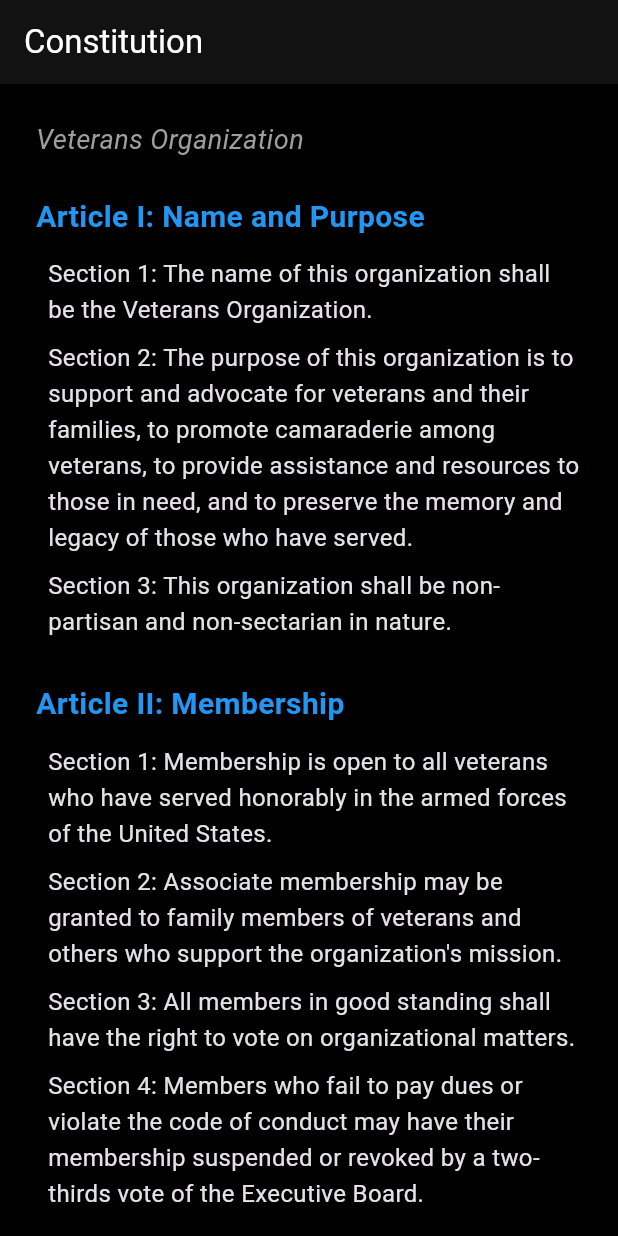
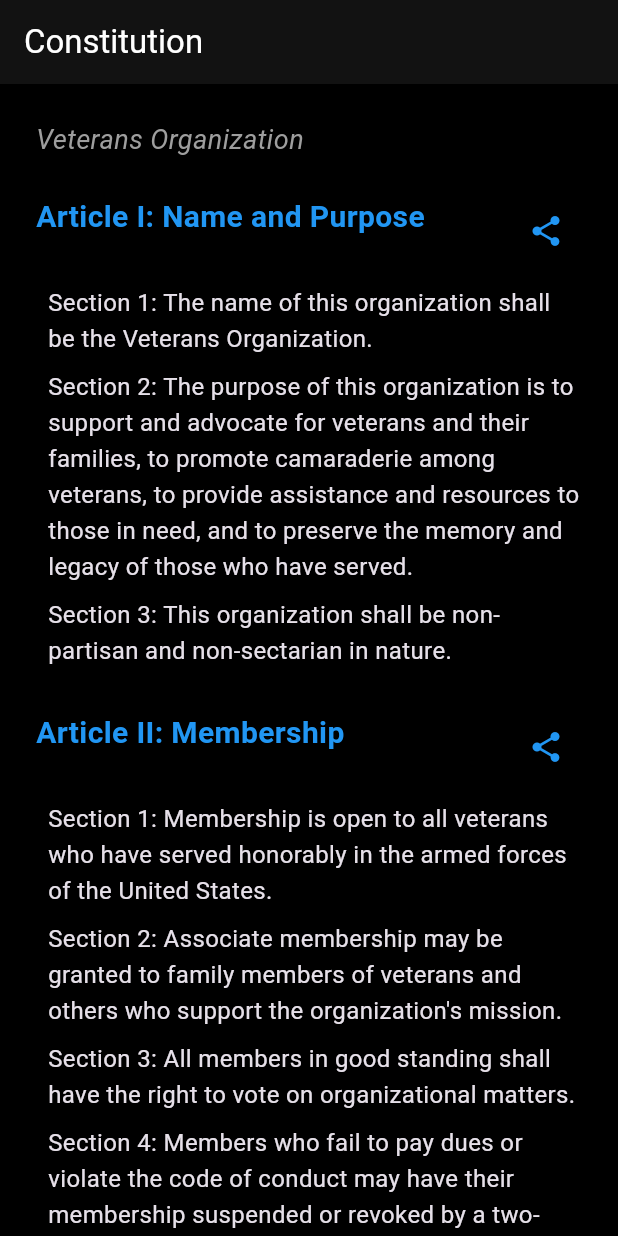
Before and after one commit to beetsolutions/veteran-app, a Flutter app: the ConstitutionTab screen opened directly, on a phone screen of 412 x 824 dp. Run offline on Flutter 3.47's test engine with Material 3 defaults, Android fonts, the phone set to English and light mode, and no system bars; our stand-ins replace flutter_secure_storage, share_plus, video_player; accounts and stored records are empty.

Commit message:
Add share functionality to constitution articles
Co-authored-by: beetsolutions <10226675+beetsolutions@users.noreply.github.com>

```diff
--- a/lib/screens/tab_screens/constitution_tab.dart
+++ b/lib/screens/tab_screens/constitution_tab.dart
@@ -1,4 +1,5 @@
 import 'package:flutter/material.dart';
+import 'package:share_plus/share_plus.dart';
 
 class ConstitutionTab extends StatelessWidget {
   const ConstitutionTab({super.key});
@@ -25,6 +26,7 @@ class ConstitutionTab extends StatelessWidget {
             ),
             const SizedBox(height: 24),
             _buildArticle(
+              context,
               'Article I: Name and Purpose',
               [
                 'Section 1: The name of this organization shall be the Veterans Organization.',
@@ -33,6 +35,7 @@ class ConstitutionTab extends StatelessWidget {
               ],
             ),
             _buildArticle(
+              context,
               'Article II: Membership',
               [
                 'Section 1: Membership is open to all veterans who have served honorably in the armed forces of the United States.',
@@ -42,6 +45,7 @@ class ConstitutionTab extends StatelessWidget {
               ],
             ),
             _buildArticle(
+              context,
               'Article III: Rights and Responsibilities',
               [
                 'Section 1: All members have the right to participate in organizational activities, attend meetings, and vote on important matters.',
@@ -51,6 +55,7 @@ class ConstitutionTab extends StatelessWidget {
               ],
             ),
             _buildArticle(
+              context,
               'Article IV: Officers and Executive Board',
               [
                 'Section 1: The officers of this organization shall consist of a President, Vice President, Secretary, and Treasurer.',
@@ -61,6 +66,7 @@ class ConstitutionTab extends StatelessWidget {
               ],
             ),
             _buildArticle(
+              context,
               'Article V: Duties of Officers',
               [
                 'Section 1: The President shall preside at all meetings, appoint committee chairs, and represent the organization in official matters.',
@@ -70,6 +76,7 @@ class ConstitutionTab extends StatelessWidget {
               ],
             ),
             _buildArticle(
+              context,
               'Article VI: Meetings',
               [
                 'Section 1: Regular meetings shall be held monthly at a time and place determined by the Executive Board.',
@@ -79,6 +86,7 @@ class ConstitutionTab extends StatelessWidget {
               ],
             ),
             _buildArticle(
+              context,
               'Article VII: Committees',
               [
                 'Section 1: The following standing committees shall be maintained: Membership, Programs, Finance, Veterans Assistance, and Community Outreach.',
@@ -87,6 +95,7 @@ class ConstitutionTab extends StatelessWidget {
               ],
             ),
             _buildArticle(
+              context,
               'Article VIII: Finances',
               [
                 'Section 1: The fiscal year of the organization shall be from January 1 to December 31.',
@@ -97,6 +106,7 @@ class ConstitutionTab extends StatelessWidget {
               ],
             ),
             _buildArticle(
+              context,
               'Article IX: Amendments',
               [
                 'Section 1: This constitution may be amended by a two-thirds vote of the members present at any regular meeting.',
@@ -105,6 +115,7 @@ class ConstitutionTab extends StatelessWidget {
               ],
             ),
             _buildArticle(
+              context,
               'Article X: Dissolution',
               [
                 'Section 1: This organization may be dissolved by a three-fourths vote of the entire membership.',
@@ -113,6 +124,7 @@ class ConstitutionTab extends StatelessWidget {
               ],
             ),
             _buildArticle(
+              context,
               'Article XI: Parliamentary Authority',
               [
                 'Section 1: Robert\'s Rules of Order, latest edition, shall govern all meetings of this organization where they are not in conflict with this constitution.',
@@ -148,17 +160,38 @@ class ConstitutionTab extends StatelessWidget {
     );
   }
 
-  static Widget _buildArticle(String title, List<String> sections) {
+  static Widget _buildArticle(
+      BuildContext context, String title, List<String> sections) {
     return Column(
       crossAxisAlignment: CrossAxisAlignment.start,
       children: [
-        Text(
+        Row(
+          mainAxisAlignment: MainAxisAlignment.spaceBetween,
+          crossAxisAlignment: CrossAxisAlignment.start,
+          children: [
+            Expanded(
+              child: Text(
                 title,
                 style: const TextStyle(
                   fontSize: 20,
                   fontWeight: FontWeight.bold,
                   color: Colors.blue,
                 ),
+              ),
+            ),
+            IconButton(
+              icon: const Icon(Icons.share, color: Colors.blue),
+              tooltip: 'Share Article',
+              onPressed: () {
+                // Prepare share content
+                final String shareContent = '$title\n\n${sections.join('\n\n')}';
+                Share.share(
+                  shareContent,
+                  subject: title,
+                );
+              },
+            ),
+          ],
         ),
         const SizedBox(height: 12),
         ...sections.map((section) => Padding(
--- a/pubspec.yaml
+++ b/pubspec.yaml
@@ -36,6 +36,7 @@ dependencies:
   http: ^1.1.0
   video_player: ^2.8.2
   flutter_secure_storage: ^9.0.0
+  share_plus: ^10.1.2
 
 dev_dependencies:
   flutter_test:
```
Lines whose indentation alone changed are shown as unchanged.
